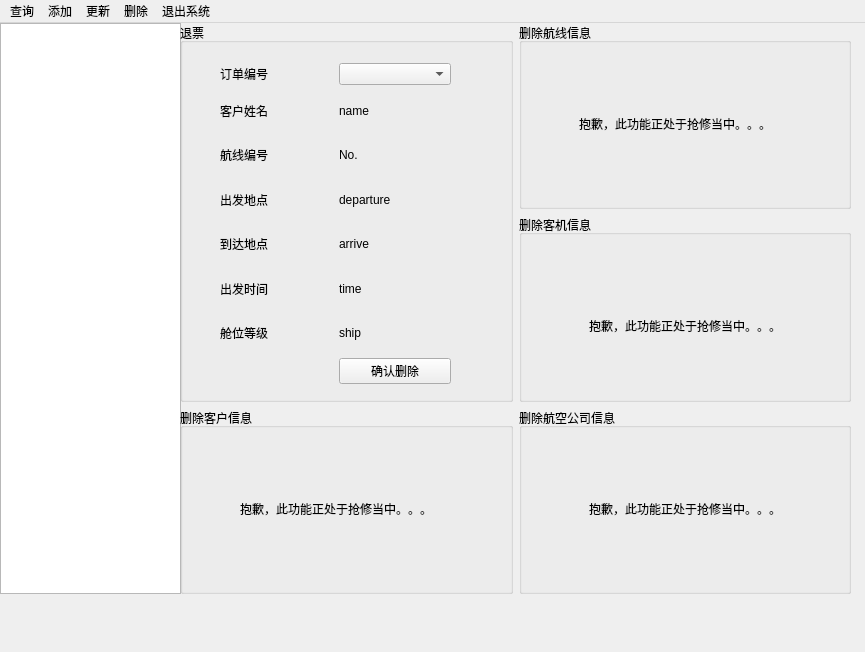
Greenhandyanjx/316new_flight, file MainWindow/flightmanager.ui: the form before one commit.
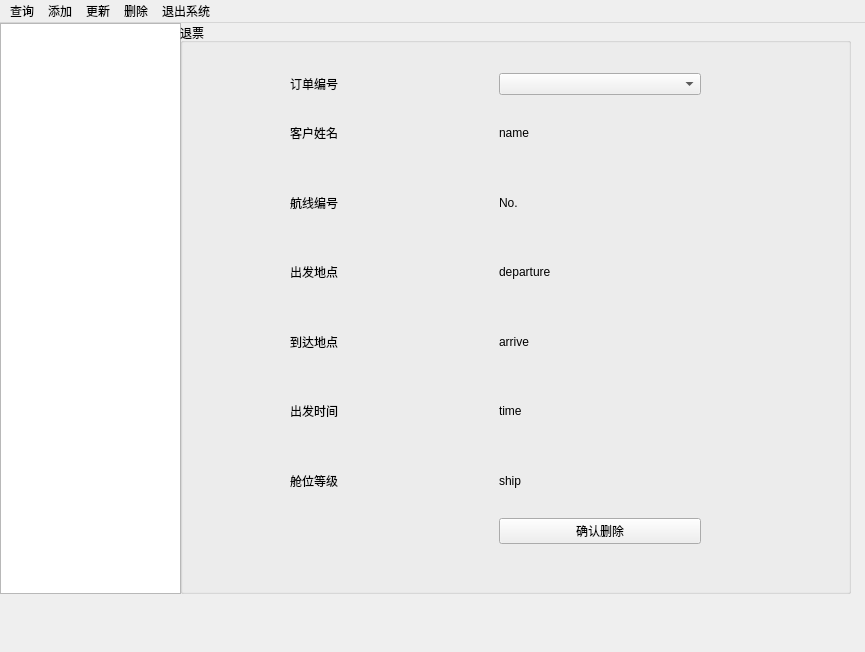
The form after the commit. The open tabs and pages were chosen to show the change.

Diff of the .ui file:
```diff
--- a/MainWindow/flightmanager.ui
+++ b/MainWindow/flightmanager.ui
@@ -1060,10 +1060,10 @@
             <widget class="QWidget" name="layoutWidget">
              <property name="geometry">
               <rect>
-               <x>40</x>
-               <y>40</y>
-               <width>231</width>
-               <height>321</height>
+               <x>110</x>
+               <y>50</y>
+               <width>411</width>
+               <height>471</height>
               </rect>
              </property>
              <layout class="QGridLayout" name="delticketlyo">
@@ -1172,86 +1172,6 @@
             </widget>
            </widget>
           </item>
-          <item row="0" column="1">
-           <widget class="QGroupBox" name="delairline">
-            <property name="title">
-             <string>删除航线信息</string>
-            </property>
-            <widget class="QLabel" name="label_2">
-             <property name="geometry">
-              <rect>
-               <x>60</x>
-               <y>80</y>
-               <width>221</width>
-               <height>41</height>
-              </rect>
-             </property>
-             <property name="text">
-              <string>抱歉，此功能正处于抢修当中。。。</string>
-             </property>
-            </widget>
-           </widget>
-          </item>
-          <item row="1" column="1">
-           <widget class="QGroupBox" name="delairplane">
-            <property name="title">
-             <string>删除客机信息</string>
-            </property>
-            <widget class="QLabel" name="label_3">
-             <property name="geometry">
-              <rect>
-               <x>70</x>
-               <y>90</y>
-               <width>221</width>
-               <height>41</height>
-              </rect>
-             </property>
-             <property name="text">
-              <string>抱歉，此功能正处于抢修当中。。。</string>
-             </property>
-            </widget>
-           </widget>
-          </item>
-          <item row="2" column="0">
-           <widget class="QGroupBox" name="delcustomer">
-            <property name="title">
-             <string>删除客户信息</string>
-            </property>
-            <widget class="QLabel" name="label">
-             <property name="geometry">
-              <rect>
-               <x>60</x>
-               <y>80</y>
-               <width>221</width>
-               <height>41</height>
-              </rect>
-             </property>
-             <property name="text">
-              <string>抱歉，此功能正处于抢修当中。。。</string>
-             </property>
-            </widget>
-           </widget>
-          </item>
-          <item row="2" column="1">
-           <widget class="QGroupBox" name="delairway">
-            <property name="title">
-             <string>删除航空公司信息</string>
-            </property>
-            <widget class="QLabel" name="label_4">
-             <property name="geometry">
-              <rect>
-               <x>70</x>
-               <y>80</y>
-               <width>221</width>
-               <height>41</height>
-              </rect>
-             </property>
-             <property name="text">
-              <string>抱歉，此功能正处于抢修当中。。。</string>
-             </property>
-            </widget>
-           </widget>
-          </item>
          </layout>
         </widget>
        </widget>
```
Left out of the diff: 34 changed lines with no effect on the pictures.
